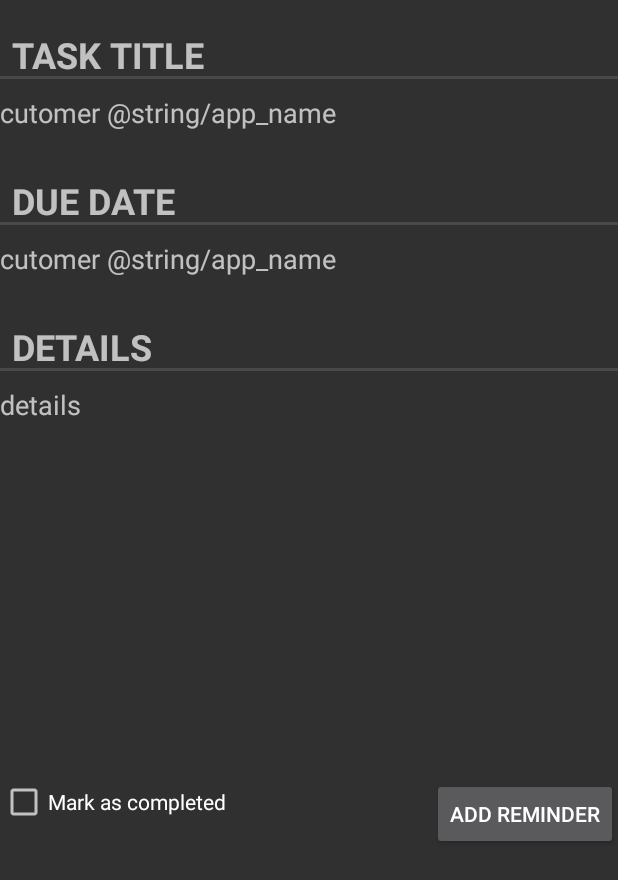
After one commit to ActiveAgeingHKR/AndroidHKRCaretaker, an Android app: the layout task_detail.xml on its own in the app's theme, with its tools: preview values and no code run, on a phone screen of 412 x 824 dp. The commit adds this screen. Shown: the top 880 px of the screen. Run offline under Robolectric (Android 15) with nearby library versions, the phone set to English and light mode, and no system bars.

```diff
--- a/app/src/main/java/org/bitharis/panos/hkrcaretaker/MySingleton.java
+++ b/app/src/main/java/org/bitharis/panos/hkrcaretaker/MySingleton.java
@@ -37,7 +37,7 @@ public class MySingleton {
     public static String employeeID;
     public static LinkedList<EmployeeSchedule> employeeSchedule = new LinkedList<>();
     public static LinkedList<Tasks> employeeTasks = new LinkedList<>();
-    public static LinkedList<Notes> employeeNotes = new LinkedList<>();
+
 
 
     private String endoding;
--- a/app/src/main/java/org/bitharis/panos/hkrcaretaker/org/bitharis/panos/entities/Tasks.java
+++ b/app/src/main/java/org/bitharis/panos/hkrcaretaker/org/bitharis/panos/entities/Tasks.java
@@ -21,7 +21,7 @@ public class Tasks implements Serializable {
 
     private String taskContent;
 
-    private Date taskdueDate;
+    private String taskdueDate;
 
     private boolean taskCompl;
 
@@ -65,11 +65,11 @@ public class Tasks implements Serializable {
         this.taskContent = taskContent;
     }
 
-    public Date getTaskdueDate() {
+    public String getTaskdueDate() {
         return taskdueDate;
     }
 
-    public void setTaskdueDate(Date taskdueDate) {
+    public void setTaskdueDate(String taskdueDate) {
         this.taskdueDate = taskdueDate;
     }
 
--- a/app/src/main/res/layout/main_menu.xml
+++ b/app/src/main/res/layout/main_menu.xml
@@ -33,7 +33,7 @@
             android:layout_height="match_parent"
             android:id="@+id/confBtn"
             android:layout_weight="1"
-            android:src="@drawable/confirm"
+            android:src="@drawable/call"
             android:scaleType="fitStart"
             android:layout_width="match_parent"
             android:background="?android:attr/colorPrimary" />
@@ -63,7 +63,7 @@
             android:layout_height="match_parent"
             android:id="@+id/notesBtn"
             android:layout_weight="1"
-            android:src="@drawable/notes"
+            android:src="@drawable/medrec"
             android:scaleType="fitStart"
             android:background="?android:attr/colorPrimary" />
     </LinearLayout>
--- /dev/null
+++ b/app/src/main/res/layout/task_detail.xml
@@ -0,0 +1,83 @@
+<?xml version="1.0" encoding="utf-8"?>
+<LinearLayout xmlns:android="http://schemas.android.com/apk/res/android"
+    android:orientation="vertical" android:layout_width="match_parent"
+    android:layout_height="match_parent"
+    android:weightSum="1">
+
+    <TextView
+        android:text="Task Title"
+        android:layout_width="match_parent"
+        android:layout_height="wrap_content"
+        android:id="@+id/textView"
+        android:textSize="24sp"
+        android:layout_marginTop="20dp"
+        style="?android:listSeparatorTextViewStyle"/>
+
+    <TextView
+        android:layout_width="match_parent"
+        android:layout_height="wrap_content"
+        android:id="@+id/task_title_textView"
+        android:hint="cutomer @string/app_name"
+        android:layout_marginTop="10dp"
+        android:textSize="18sp" />
+
+    <TextView
+        android:text="Due Date"
+        android:layout_width="match_parent"
+        android:layout_height="wrap_content"
+        android:id="@+id/textView2"
+        android:textSize="24sp"
+        android:layout_marginTop="30dp"
+        style="?android:listSeparatorTextViewStyle"/>
+
+    <TextView
+        android:layout_width="match_parent"
+        android:layout_height="wrap_content"
+        android:id="@+id/due_date_textView"
+        android:hint="cutomer @string/app_name"
+        android:layout_marginTop="10dp"
+        android:textSize="18sp" />
+
+    <TextView
+        android:text="Details"
+        android:layout_width="match_parent"
+        android:layout_height="wrap_content"
+        android:id="@+id/textView3"
+        android:textSize="24sp"
+        android:layout_marginTop="30dp"
+        style="?android:listSeparatorTextViewStyle"/>
+
+    <TextView
+        android:layout_width="match_parent"
+        android:layout_height="wrap_content"
+        android:id="@+id/task_details_txt"
+        android:hint="details"
+        android:layout_marginTop="10dp"
+        android:textSize="18sp"
+        android:layout_weight="0.48" />
+
+   <RelativeLayout
+       android:layout_width="match_parent"
+       android:layout_height="wrap_content">
+
+       <CheckBox
+           android:layout_width="wrap_content"
+           android:layout_height="wrap_content"
+           android:text="Mark as completed"
+           android:id="@+id/task_ckeckbox" />
+
+       <Button
+           android:layout_width="wrap_content"
+           android:layout_height="wrap_content"
+           android:text="Add Reminder"
+           android:id="@+id/add_reminder_btn"
+           android:layout_alignParentTop="true"
+           android:layout_alignParentEnd="true" />
+
+   </RelativeLayout>
+
+
+
+
+
+</LinearLayout>
```
Also changed, not shown: app/src/main/java/org/bitharis/panos/hkrcaretaker/MainActivity.java (+9 -2 lines), app/src/main/java/org/bitharis/panos/hkrcaretaker/ScheduleListFragment.java (+50 -43 lines), app/src/main/java/org/bitharis/panos/hkrcaretaker/TaskDetailFragment.java (+75 -1 lines), app/src/main/java/org/bitharis/panos/hkrcaretaker/TaskListFragment.java (+27 -3 lines).
